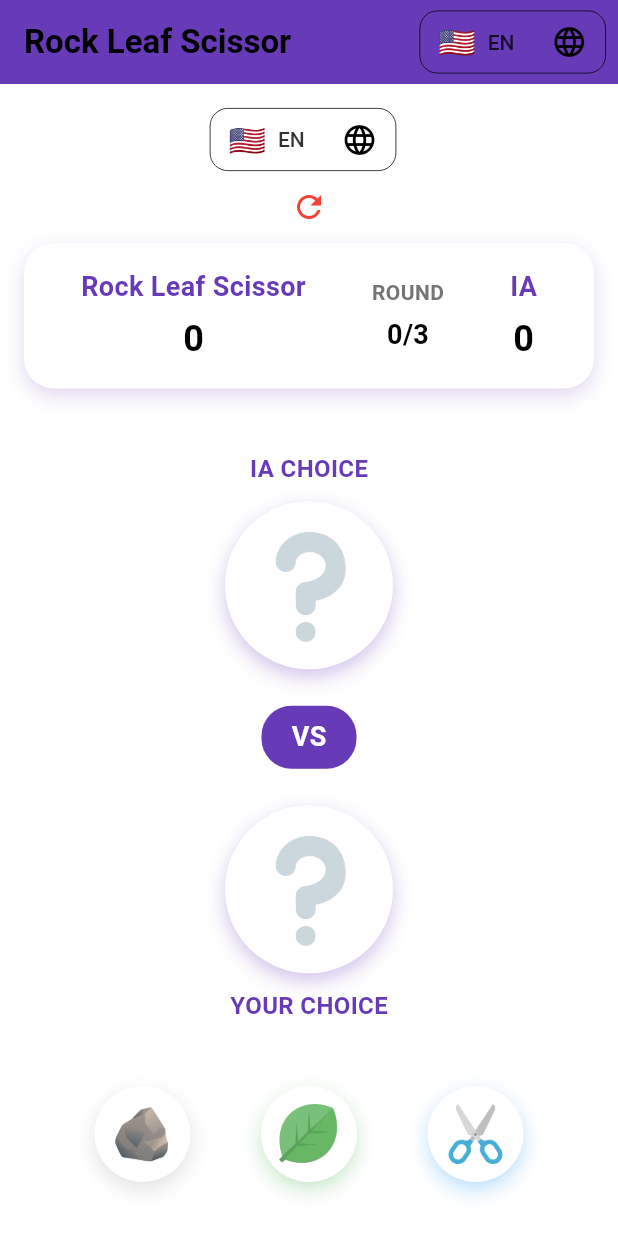
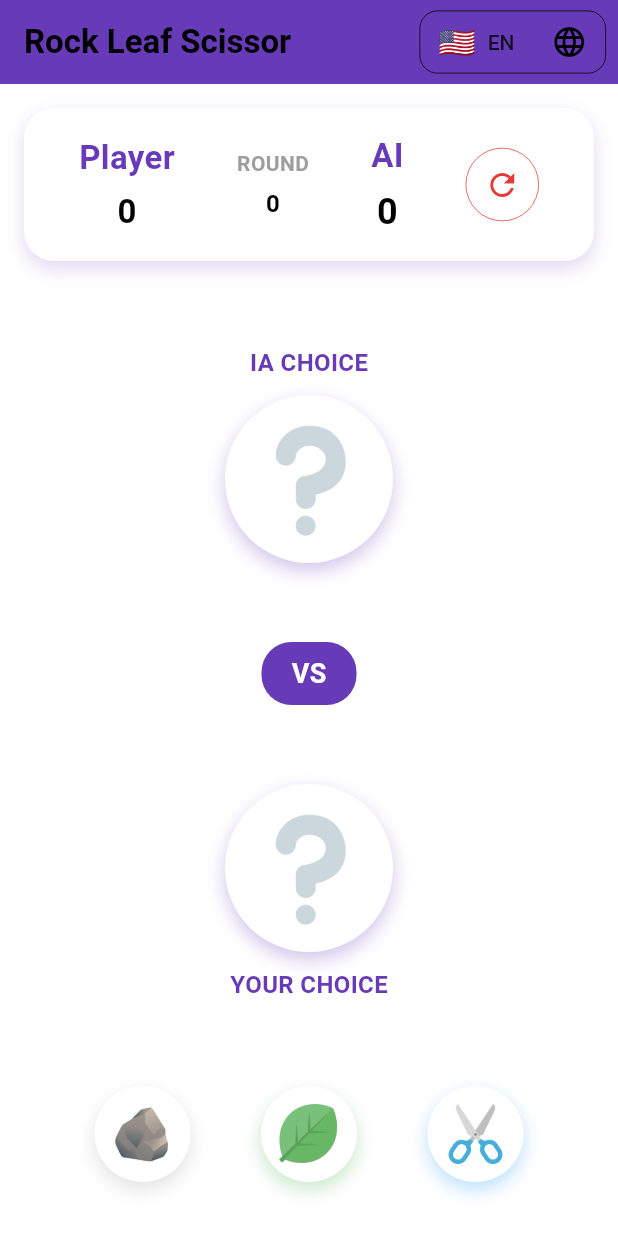
Before and after one commit to dididnk/rock_paper_scissor, a Flutter app: the screen it shows after launch, on a phone screen of 412 x 824 dp. Run offline on Flutter 3.47's test engine with Material 3 defaults, Android fonts, the phone set to English and light mode, and no system bars.

Commit message:
header bar and score board widget set

```diff
--- a/rock_leaf_scissor/lib/l10n/app_localizations.dart
+++ b/rock_leaf_scissor/lib/l10n/app_localizations.dart
@@ -116,6 +116,24 @@ abstract class AppLocalizations {
   /// **'Rock Leaf Scissor'**
   String get appTitle;
 
+  /// Label for the human player.
+  ///
+  /// In en, this message translates to:
+  /// **'Player'**
+  String get player;
+
+  /// Label for the AI opponent.
+  ///
+  /// In en, this message translates to:
+  /// **'AI'**
+  String get ia;
+
+  /// Button label to restart the game.
+  ///
+  /// In en, this message translates to:
+  /// **'Restart'**
+  String get restart;
+
   /// Displayed when a round ends in a draw.
   ///
   /// In en, this message translates to:
--- a/rock_leaf_scissor/lib/l10n/intl_en.arb
+++ b/rock_leaf_scissor/lib/l10n/intl_en.arb
@@ -1,41 +1,46 @@
 {
   "@@locale": "en",
-
   "appTitle": "Rock Leaf Scissor",
   "@appTitle": {
     "description": "The title of the application."
+  },
+  "player": "Player",
+  "@player": {
+    "description": "Label for the human player."
+  },
+  "ia": "AI",
+  "@ia": {
+    "description": "Label for the AI opponent."
+  },
+  "restart": "Restart",
+  "@restart": {
+    "description": "Button label to restart the game."
   },
 
   "roundDraw": "Draw!",
   "@roundDraw": {
     "description": "Displayed when a round ends in a draw."
   },
-
   "iaWin": "AI wins!",
   "@iaWin": {
     "description": "Displayed when the AI wins a round."
   },
-
   "userWin": "You win!",
   "@userWin": {
     "description": "Displayed when the user wins a round."
   },
-
   "finalLose": "You lost!",
   "@finalLose": {
     "description": "Displayed when the user loses the game."
   },
-
   "finalWin": "You win!",
   "@finalWin": {
     "description": "Displayed when the user wins the game."
   },
-
   "iaChoice": "AI CHOICE",
   "@iaChoice": {
     "description": "Label for the AI's choice."
   },
-
   "userChoice": "YOUR CHOICE",
   "@userChoice": {
     "description": "Label for the user's choice."
--- a/rock_leaf_scissor/lib/pages/home_page.dart
+++ b/rock_leaf_scissor/lib/pages/home_page.dart
@@ -360,23 +360,11 @@ class _HomePageState extends State<HomePage>
           child: Column(
             crossAxisAlignment: CrossAxisAlignment.center,
             children: [
-              // header
-              LanguageWidget(),
-              const SizedBox(width: 10),
-              IconButton(
-                icon: const Icon(
-                  Icons.refresh,
-                  size: 24.0,
-                  color: Colors.red,
-                ),
-                onPressed: resetGame,
-              ),
-              // Score Board
               ScoreBoardWidget(
                 userScore: userScore,
                 iaScore: iaScore,
                 roundsPlayed: roundsPlayed,
-                totalRounds: totalRounds,
+                resetGame: resetGame,
               ),
 
               const SizedBox(height: 30),
--- a/rock_leaf_scissor/lib/widgets/language_widget.dart
+++ b/rock_leaf_scissor/lib/widgets/language_widget.dart
@@ -22,7 +22,7 @@ class LanguageWidget extends StatelessWidget {
       decoration: BoxDecoration(
         borderRadius: BorderRadius.circular(12),
         border: Border.all(
-          color: Theme.of(context).colorScheme.onSecondary,
+          color: Theme.of(context).colorScheme.onSurface,
           width: 0.5,
         ),
       ),
@@ -33,7 +33,7 @@ class LanguageWidget extends StatelessWidget {
           borderRadius: BorderRadius.circular(12),
           icon: Icon(
             Icons.language,
-            color: Theme.of(context).colorScheme.onSecondary,
+            color: Theme.of(context).colorScheme.onSurface,
             size: 24,
           ),
           dropdownColor: Theme.of(context).colorScheme.surface,
--- a/rock_leaf_scissor/lib/widgets/score_board_widget.dart
+++ b/rock_leaf_scissor/lib/widgets/score_board_widget.dart
@@ -1,30 +1,33 @@
 import 'package:flutter/material.dart';
+import 'package:rock_leaf_scissor/l10n/app_localizations.dart';
+import 'package:rock_leaf_scissor/utils/theme/app_colors.dart';
 
 class ScoreBoardWidget extends StatelessWidget {
   final int userScore;
   final int iaScore;
   final int roundsPlayed;
-  final int totalRounds;
+  final Function()? resetGame;
 
   const ScoreBoardWidget({
     super.key,
     required this.userScore,
     required this.iaScore,
     required this.roundsPlayed,
-    required this.totalRounds,
+    this.resetGame,
   });
 
   @override
   Widget build(BuildContext context) {
+    final l10n = AppLocalizations.of(context)!;
 
     return Container(
       padding: const EdgeInsets.all(16),
       decoration: BoxDecoration(
-        color: Colors.white,
+        color: Theme.of(context).colorScheme.surface,
         borderRadius: BorderRadius.circular(20),
         boxShadow: [
           BoxShadow(
-            color: Colors.deepPurple.withValues(alpha: 0.2),
+            color: Theme.of(context).colorScheme.primary.withValues(alpha: 0.2),
             blurRadius: 10,
             offset: const Offset(0, 5),
           ),
@@ -36,18 +39,18 @@ class ScoreBoardWidget extends StatelessWidget {
           Column(
             children: [
               Text(
-                "Rock Leaf Scissor",
+                l10n.player,
                 style: TextStyle(
-                  fontSize: 18,
+                  fontSize: Theme.of(context).textTheme.titleLarge?.fontSize,
                   fontWeight: FontWeight.bold,
-                  color: Colors.deepPurple,
+                  color: Theme.of(context).colorScheme.primary,
                 ),
               ),
               const SizedBox(height: 5),
               Text(
                 "$userScore",
-                style: const TextStyle(
-                  fontSize: 24,
+                style: TextStyle(
+                  fontSize: Theme.of(context).textTheme.titleLarge?.fontSize,
                   fontWeight: FontWeight.bold,
                 ),
               ),
@@ -58,16 +61,16 @@ class ScoreBoardWidget extends StatelessWidget {
               Text(
                 "ROUND",
                 style: TextStyle(
-                  fontSize: 14,
+                  fontSize: Theme.of(context).textTheme.bodyMedium?.fontSize,
                   fontWeight: FontWeight.bold,
-                  color: Colors.grey.shade600,
+                  color: greyColor,
                 ),
               ),
               const SizedBox(height: 5),
               Text(
-                "$roundsPlayed/$totalRounds",
-                style: const TextStyle(
-                  fontSize: 18,
+                "$roundsPlayed",
+                style: TextStyle(
+                  fontSize: Theme.of(context).textTheme.bodyLarge?.fontSize,
                   fontWeight: FontWeight.bold,
                 ),
               ),
@@ -76,11 +79,11 @@ class ScoreBoardWidget extends StatelessWidget {
           Column(
             children: [
               Text(
-                "IA",
+                l10n.ia,
                 style: TextStyle(
-                  fontSize: 18,
+                  fontSize: Theme.of(context).textTheme.titleLarge?.fontSize,
                   fontWeight: FontWeight.bold,
-                  color: Colors.deepPurple,
+                  color: Theme.of(context).colorScheme.primary,
                 ),
               ),
               const SizedBox(height: 5),
@@ -93,6 +96,24 @@ class ScoreBoardWidget extends StatelessWidget {
               ),
             ],
           ),
+          Container(
+            decoration: BoxDecoration(
+              color: Theme.of(context).colorScheme.surface,
+              borderRadius: BorderRadius.circular(30),
+              border: Border.all(
+                color: Theme.of(context).colorScheme.error,
+                width: 0.5,
+              ),
+            ),
+            child: IconButton(
+              onPressed: resetGame,
+              icon: Icon(
+                Icons.refresh,
+                color: Theme.of(context).colorScheme.error,
+                size: 24.0,
+              ),
+            ),
+          ),
         ],
       ),
     );
```
Also changed, not shown: rock_leaf_scissor/lib/l10n/app_localizations_de.dart (+9 -0 lines), rock_leaf_scissor/lib/l10n/app_localizations_en.dart (+9 -0 lines), rock_leaf_scissor/lib/l10n/app_localizations_es.dart (+9 -0 lines), rock_leaf_scissor/lib/l10n/app_localizations_fr.dart (+9 -0 lines), rock_leaf_scissor/lib/l10n/app_localizations_it.dart (+9 -0 lines), rock_leaf_scissor/lib/l10n/app_localizations_pt.dart (+9 -0 lines), rock_leaf_scissor/lib/l10n/app_localizations_ru.dart (+9 -0 lines), rock_leaf_scissor/lib/l10n/app_localizations_zh.dart (+9 -0 lines), rock_leaf_scissor/lib/l10n/intl_de.arb (+4 -33 lines), rock_leaf_scissor/lib/l10n/intl_es.arb (+4 -33 lines), rock_leaf_scissor/lib/l10n/intl_fr.arb (+4 -33 lines), rock_leaf_scissor/lib/l10n/intl_it.arb (+4 -33 lines), rock_leaf_scissor/lib/l10n/intl_pt.arb (+4 -33 lines), rock_leaf_scissor/lib/l10n/intl_ru.arb (+4 -33 lines), 1 more files.
